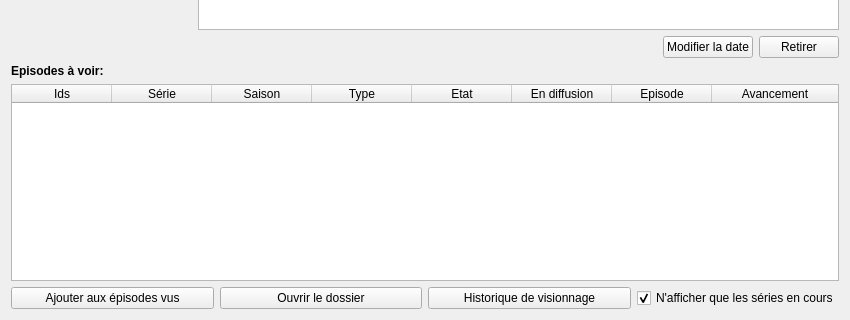
This is src/ui/tabs/planning_tab.ui in seigneurfuo/MyAnimeManager3 as Qt 5 draws it before an edit; both pictures show x 0 to 850 and y 226 to 546 of the 850 by 546 pixel window. The edited form follows.
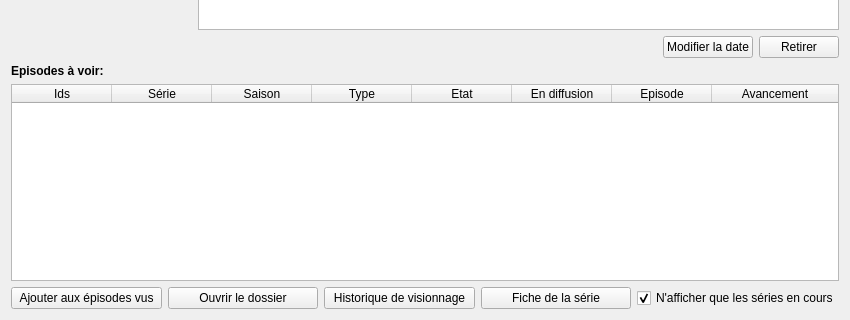
This is the edited form. Icons and pictures are not drawn.

Commit message: Ajout d'un bouton pour accéder à la ficher d'une série directement depuis le planning.

What changed in the file:
```diff
--- a/src/ui/tabs/planning_tab.ui
+++ b/src/ui/tabs/planning_tab.ui
@@ -312,6 +312,17 @@
          </property>
         </widget>
        </item>
+       <item>
+        <widget class="QPushButton" name="go_to_serie_data_button">
+         <property name="text">
+          <string>Fiche de la série</string>
+         </property>
+         <property name="icon">
+          <iconset>
+           <normaloff>../../resources/icons/films.png</normaloff>../../resources/icons/films.png</iconset>
+         </property>
+        </widget>
+       </item>
        <item>
         <widget class="QCheckBox" name="checkBox_4">
          <property name="text">
```
The commit also changes 1 other file.
